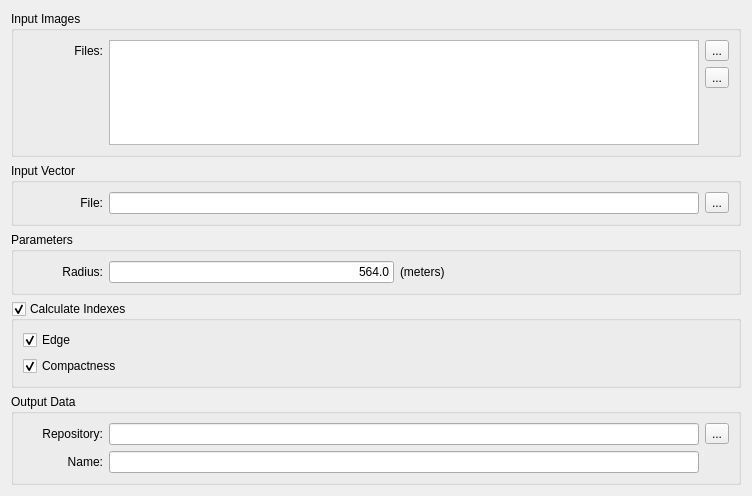
Old version of the form src/terralib_mod_growth_qt/ui/ReclassifyWidgetForm.ui in the repository ericabreu82/urban_analysis.
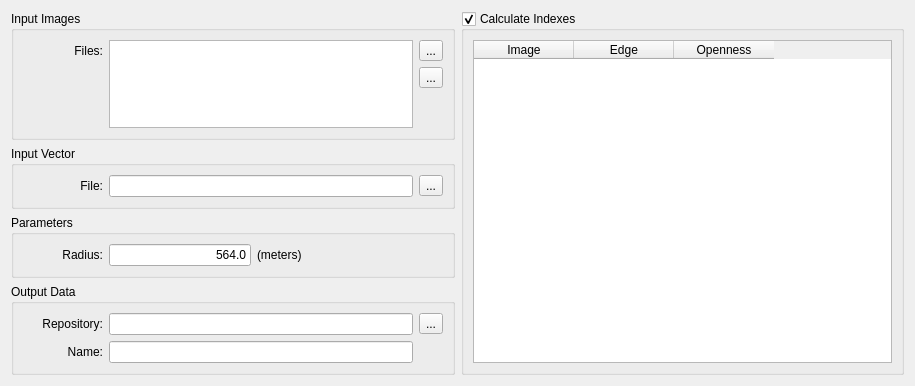
New version of the form.

Commit message: changed progress bar and add table to show index information

The edit to the form file:
```diff
--- a/src/terralib_mod_growth_qt/ui/ReclassifyWidgetForm.ui
+++ b/src/terralib_mod_growth_qt/ui/ReclassifyWidgetForm.ui
@@ -6,16 +6,16 @@
    <rect>
     <x>0</x>
     <y>0</y>
-    <width>752</width>
-    <height>496</height>
+    <width>915</width>
+    <height>354</height>
    </rect>
   </property>
   <property name="windowTitle">
    <string>Reclassify</string>
   </property>
-  <layout class="QGridLayout" name="gridLayout_14">
+  <layout class="QGridLayout" name="gridLayout_9">
    <item row="0" column="0">
-    <layout class="QGridLayout" name="gridLayout_13">
+    <layout class="QGridLayout" name="gridLayout_8">
      <item row="0" column="0">
       <widget class="QGroupBox" name="groupBox">
        <property name="title">
@@ -104,6 +104,40 @@
        </layout>
       </widget>
      </item>
+     <item row="0" column="1" rowspan="4">
+      <widget class="QGroupBox" name="m_indexesGroupBox">
+       <property name="title">
+        <string>Calculate Indexes</string>
+       </property>
+       <property name="flat">
+        <bool>true</bool>
+       </property>
+       <property name="checkable">
+        <bool>true</bool>
+       </property>
+       <layout class="QGridLayout" name="gridLayout_7">
+        <item row="0" column="0">
+         <widget class="QTableWidget" name="m_tableWidget">
+          <column>
+           <property name="text">
+            <string>Image</string>
+           </property>
+          </column>
+          <column>
+           <property name="text">
+            <string>Edge</string>
+           </property>
+          </column>
+          <column>
+           <property name="text">
+            <string>Openness</string>
+           </property>
+          </column>
+         </widget>
+        </item>
+       </layout>
+      </widget>
+     </item>
      <item row="1" column="0">
       <widget class="QGroupBox" name="groupBox_5">
        <property name="title">
@@ -213,62 +247,6 @@
       </widget>
      </item>
      <item row="3" column="0">
-      <widget class="QGroupBox" name="m_indexesGroupBox">
-       <property name="title">
-        <string>Calculate Indexes</string>
-       </property>
-       <property name="flat">
-        <bool>true</bool>
-       </property>
-       <property name="checkable">
-        <bool>true</bool>
-       </property>
-       <layout class="QGridLayout" name="gridLayout_10">
-        <item row="0" column="0">
-         <layout class="QGridLayout" name="gridLayout_9">
-          <item row="0" column="1">
-           <spacer name="horizontalSpacer_2">
-            <property name="orientation">
-             <enum>Qt::Horizontal</enum>
-            </property>
-            <property name="sizeHint" stdset="0">
-             <size>
-              <width>40</width>
-              <height>20</height>
-             </size>
-            </property>
-           </spacer>
-          </item>
-          <item row="0" column="0">
-           <layout class="QGridLayout" name="gridLayout_7">
-            <item row="1" column="0">
-             <widget class="QCheckBox" name="m_indexesCompactnessCheckBox">
-              <property name="text">
-               <string>Compactness</string>
-              </property>
-              <property name="checked">
-               <bool>true</bool>
-              </property>
-             </widget>
-            </item>
-            <item row="0" column="0">
-             <widget class="QCheckBox" name="m_indexesEdgeCheckBox">
-              <property name="text">
-               <string>Edge</string>
-              </property>
-              <property name="checked">
-               <bool>true</bool>
-              </property>
-             </widget>
-            </item>
-           </layout>
-          </item>
-         </layout>
-        </item>
-       </layout>
-      </widget>
-     </item>
-     <item row="4" column="0">
       <widget class="QGroupBox" name="groupBox_2">
        <property name="title">
         <string>Output Data</string>
```
Left out of the diff: 2 changed lines with no effect on the pictures. The commit also changes 3 other files.
